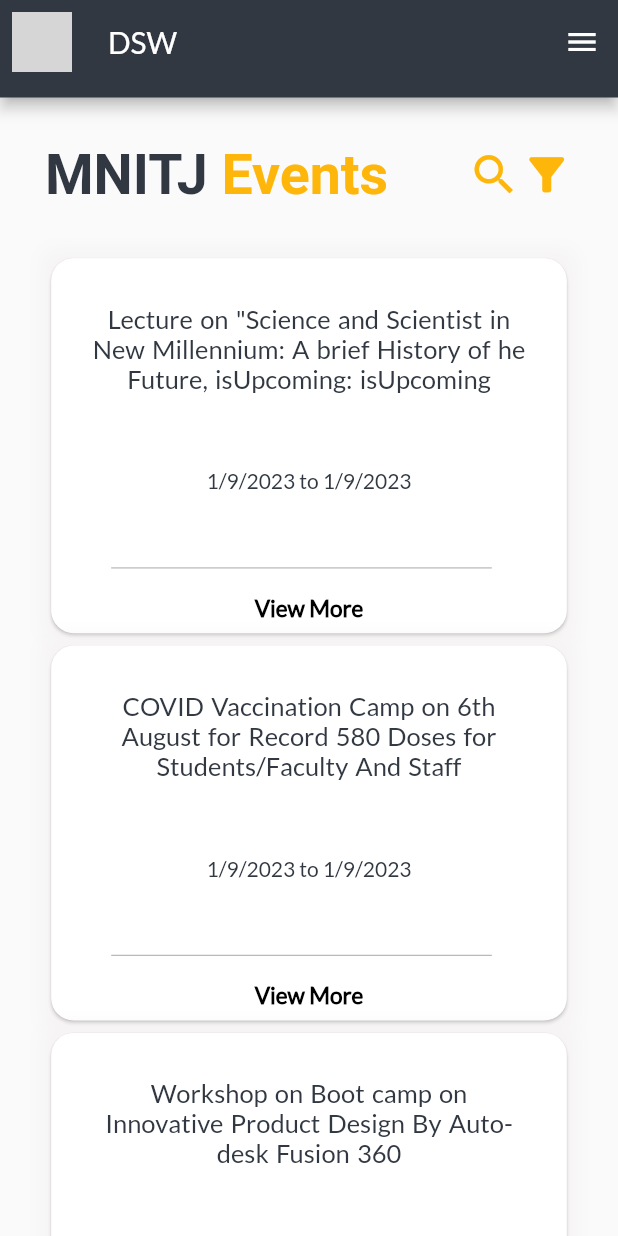
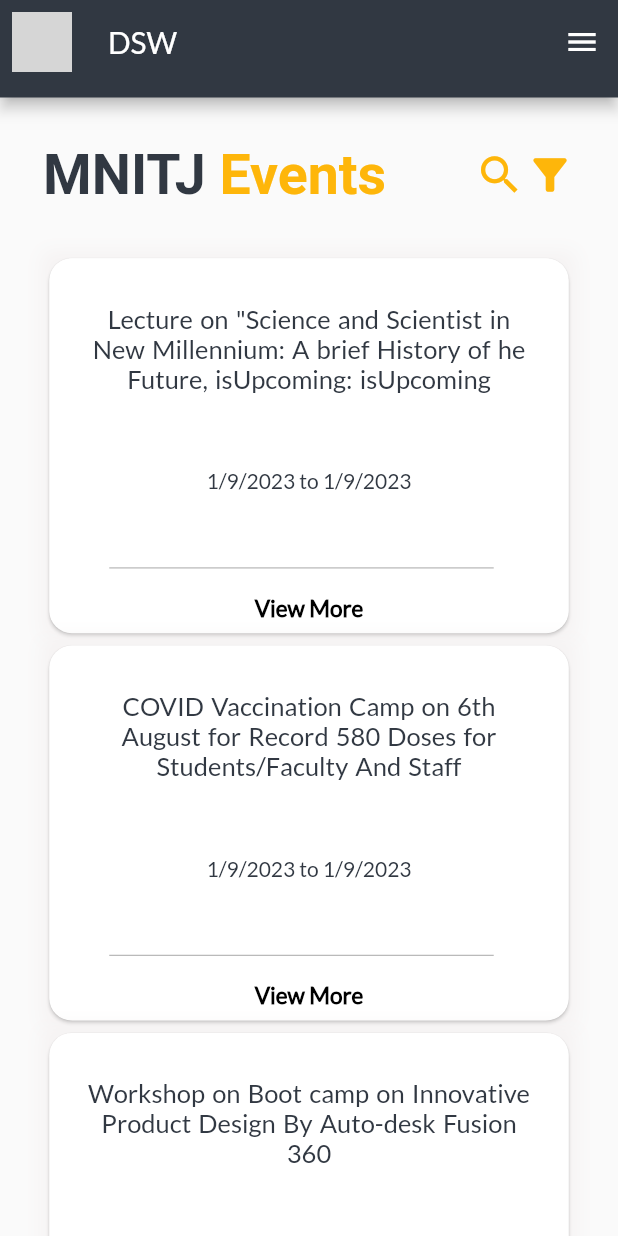
Before and after one commit to MNIT-DSW-APP/DSW-FRONTEND, a Flutter app: the EventsScreen screen opened by its route, on a phone screen of 412 x 824 dp. Run offline on Flutter 3.47's test engine with Material 2 defaults, Android fonts, the phone set to English and light mode, and no system bars; our stand-ins replace carousel_slider, file_picker, flutter_lorem, font_awesome_flutter, percent_indicator, youtube_player_flutter; missing offline and left inert: rotated_corner_decoration; grey boxes are pictures that could not be loaded.

Commit message:
changes in responsiveness of events screen

```diff
--- a/lib/screens/events_screen.dart
+++ b/lib/screens/events_screen.dart
@@ -12,23 +12,26 @@ class EventsScreen extends StatelessWidget {
 
   @override
   Widget build(BuildContext context) {
+    final sz = MediaQuery.of(context).size;
+    final currScaleFactor = MediaQuery.of(context).textScaleFactor;
     return SafeArea(
         child: Scaffold(
       appBar: const CustomAppBar(),
       endDrawer: NavigationDrawer(),
       body: SingleChildScrollView(
-        padding: const EdgeInsets.only(top: 30, left: 30, right: 30),
+        padding: EdgeInsets.only(
+            top: 30, left: sz.width * 0.0697, right: sz.width * 0.0697),
         child: Column(children: [
           Row(
             children: [
               RichText(
-                text: const TextSpan(
+                text: TextSpan(
                   children: [
                     TextSpan(
                       text: "MNITJ ",
                       style: TextStyle(
                         color: GlobalVariables.customGrey,
-                        fontSize: 37,
+                        fontSize: 37 * currScaleFactor,
                         fontWeight: FontWeight.bold,
                       ),
                     ),
@@ -36,7 +39,7 @@ class EventsScreen extends StatelessWidget {
                       text: "Events",
                       style: TextStyle(
                         color: GlobalVariables.customYellow,
-                        fontSize: 37,
+                        fontSize: 37 * currScaleFactor,
                         fontWeight: FontWeight.bold,
                       ),
                     ),
@@ -44,15 +47,15 @@ class EventsScreen extends StatelessWidget {
                 ),
               ),
               const Spacer(),
-              const Icon(
+              Icon(
                 Icons.search,
                 color: GlobalVariables.customYellow,
-                size: 35,
+                size: sz.width * 0.081,
               ),
-              const Icon(
+              Icon(
                 Icons.filter_alt,
                 color: GlobalVariables.customYellow,
-                size: 35,
+                size: sz.width * 0.081,
               ),
             ],
           ),
```
